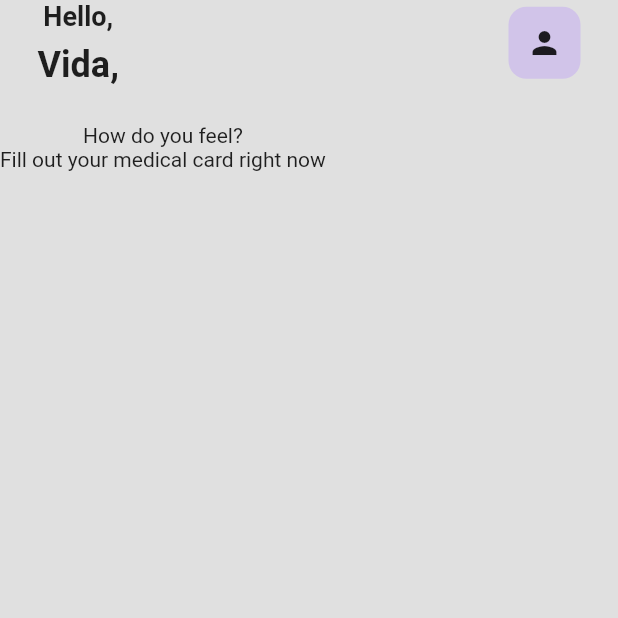
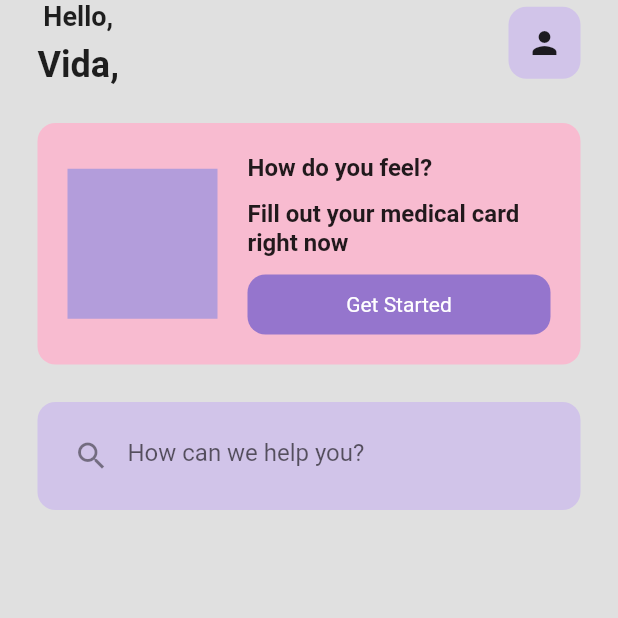
Before and after one commit to vidamohammadi/firstflutterproject, a Flutter app: the screen it shows after launch, on a phone screen of 412 x 824 dp, the top half of it. Run offline on Flutter 3.47's test engine with Material 2 defaults, Android fonts, the phone set to English and light mode, and no system bars.

Commit message:
add search box to home page

```diff
--- a/lib/main.dart
+++ b/lib/main.dart
@@ -14,6 +14,7 @@ class MyApp extends StatelessWidget {
     return MaterialApp(
       debugShowCheckedModeBanner: false,
       home: HomePage(),
+      theme: ThemeData(primarySwatch: Colors.deepPurple),
     );
   }
 }
--- a/lib/pages/home_page.dart
+++ b/lib/pages/home_page.dart
@@ -53,15 +53,83 @@ class _HomePageState extends State<HomePage> {
 
           SizedBox(height: 25),
 
-          Container(
-            child: Row(children: [
-              Column(children: [
-                Text('How do you feel?'),
-                Text('Fill out your medical card right now'),
-              ],
-              )
-            ]),
+          Padding(
+            padding: const EdgeInsets.symmetric(horizontal: 25.0),
+            child: Container(
+              padding: EdgeInsets.all(20),
+              decoration: BoxDecoration(
+                  color: Colors.pink[100],
+                  borderRadius: BorderRadius.circular(12)
+              ),
+              child: Row(children: [
+                Container(
+                  height: 100,
+                  width: 100,
+                  color: Colors.deepPurple[200],
+                ),
+                SizedBox(width: 20,),
+                Expanded(
+                  child: Column(
+                    crossAxisAlignment: CrossAxisAlignment.start,
+                    children: [
+                    Text(
+                        'How do you feel?',
+                        style: TextStyle(
+                            fontWeight: FontWeight.bold,
+                            fontSize: 16
+                        ),
+                    ),
+                    SizedBox(height: 12,),
+                    Text(
+                        'Fill out your medical card right now',
+                          style: TextStyle(
+                            fontWeight: FontWeight.bold,
+                            fontSize: 16
+                        ),
+                    ),
+                    SizedBox(height: 12,),
+                    Container(
+                      padding: EdgeInsets.all(12),
+                      decoration: BoxDecoration(
+                        color: Colors.deepPurple[300],
+                        borderRadius: BorderRadius.circular(12),
+                      ),
+                      child: Center(
+                        child: Text(
+                            'Get Started',
+                            style: TextStyle(color: Colors.white),
+                        ),
+
+                      ),
+                    ),
+                  ],
+                  ),
+                )
+              ]),
+            ),
           ),
+
+          SizedBox(height: 25),
+
+          Padding(
+            padding: const EdgeInsets.symmetric(horizontal: 25.0),
+            child: Container(
+              padding: EdgeInsets.all(12),
+              decoration: BoxDecoration(
+                  color: Colors.deepPurple[100],
+                  borderRadius: BorderRadius.circular(12)
+              ),
+              child: TextField(
+                decoration: InputDecoration(
+                  prefixIcon: Icon(Icons.search),
+                  border: InputBorder.none,
+                  hintText: 'How can we help you?',
+                ),
+              ),
+            ),
+          ),
+
+
         ],),
       )
     );
```
